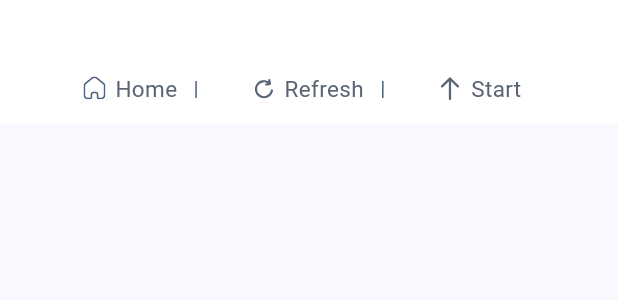
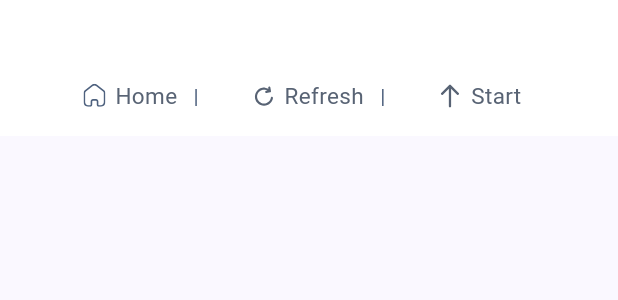
Before and after one commit to Muhammad-Monir/APINewsApp, a Flutter app: the CustomTabBar widget shown alone on an empty page, opened directly, on a phone screen of 412 x 824 dp. Shown: the top 300 px of the screen. Run offline on Flutter 3.47's test engine with Material 3 defaults, Android fonts, the phone set to English and light mode, and no system bars; our stand-ins replace cached_network_image, chewie, device_info_plus, dropdown_button2, firebase_auth, firebase_core and 14 more; missing offline and left inert: flutter_app_badger, flutter_facebook_auth, twitter_login; accounts and stored records are empty; network calls fail; project files that could hold a hidden picture were left out.

Commit message:
tab bar issue

```diff
--- a/lib/view/home/widgets/tab_bar_widgets.dart
+++ b/lib/view/home/widgets/tab_bar_widgets.dart
@@ -21,10 +21,10 @@ class CustomTabBar extends StatelessWidget {
       alignment: Alignment.center,
       padding: EdgeInsets.symmetric(
         horizontal: Utils.scrHeight * .024,
-        vertical: Utils.scrHeight * .014,
+        vertical: Utils.scrHeight * .02,
       ),
       color: Colors.white,
-      height: Utils.scrHeight * .1,
+      height: Utils.scrHeight * .11,
       child: Column(
         children: [
           SizedBox(height: Utils.scrHeight * .045),
```
